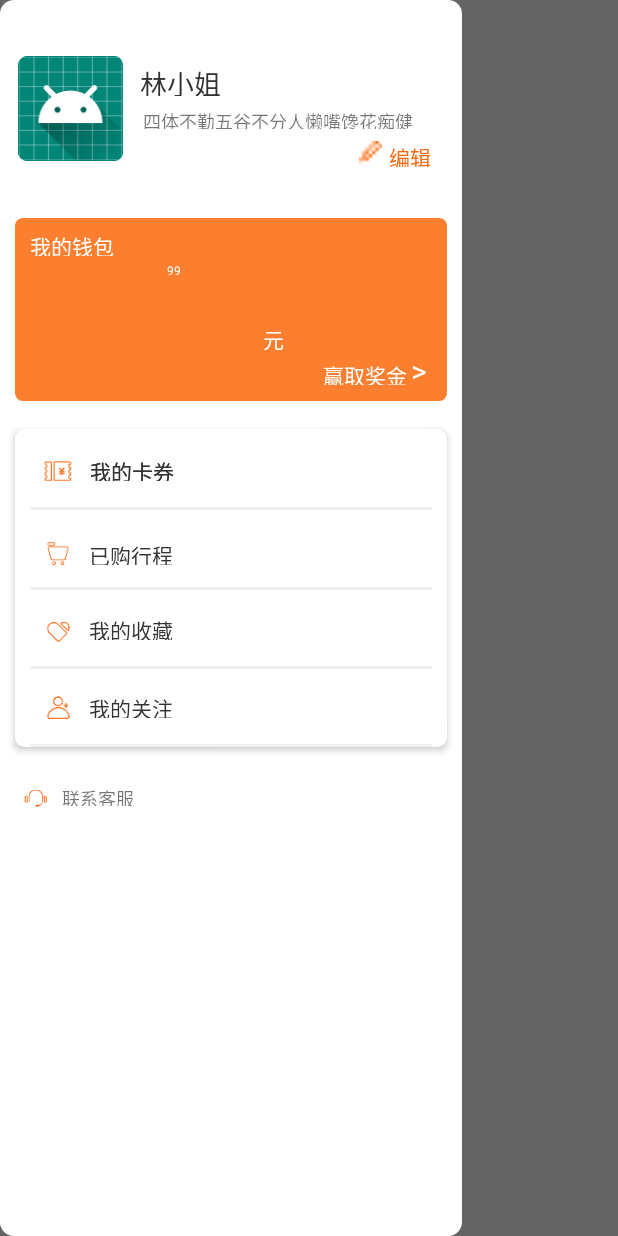
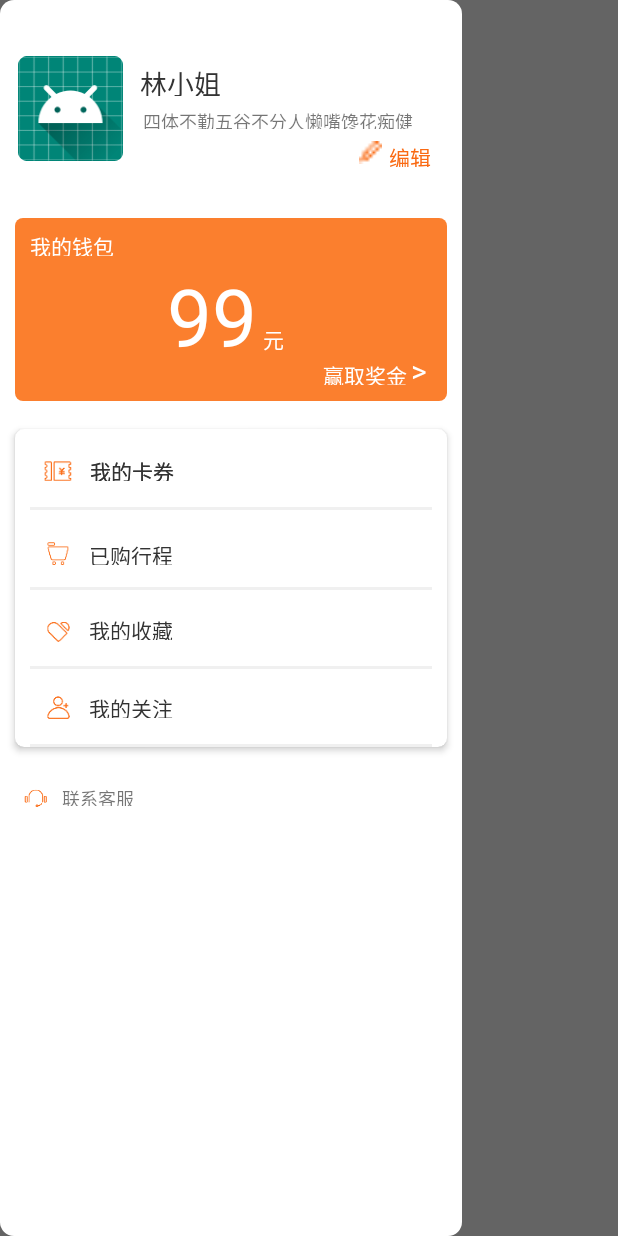
Before and after one commit to zhangbaoming123/banmi, an Android app: the MainActivity screen opened directly, with no data from a screen before it, with the side drawer open, on a phone screen of 412 x 824 dp. Run offline under Robolectric (Android 15) with nearby library versions, the phone set to English and light mode, and no system bars; our stand-ins replace ButterKnife.

```diff
--- a/app/src/main/res/values/dimen.xml
+++ b/app/src/main/res/values/dimen.xml
@@ -428,5 +428,5 @@
     <dimen name="sp_40">40sp</dimen>
     <dimen name="sp_42">42sp</dimen>
     <dimen name="sp_48">48sp</dimen>
-
+    <dimen name="sp_53">53sp</dimen>
 </resources>
```
Also changed, not shown: app/src/main/res/hdpi/back_black.png (deleted), app/src/main/res/hdpi/back_white.png (deleted), app/src/main/res/hdpi/button_highlight.png (deleted), app/src/main/res/hdpi/button_unavailable.png (deleted), app/src/main/res/hdpi/phone.png (deleted), app/src/main/res/hdpi/select.png (deleted), app/src/main/res/hdpi/wechat.png (deleted), app/src/main/res/mdpi/back_black.png (deleted), app/src/main/res/mdpi/back_white.png (deleted), app/src/main/res/mdpi/button_highlight.png (deleted), app/src/main/res/mdpi/button_unavailable.png (deleted), app/src/main/res/mdpi/phone.png (deleted), app/src/main/res/mdpi/select.png (deleted), app/src/main/res/mdpi/wechat.png (deleted).
